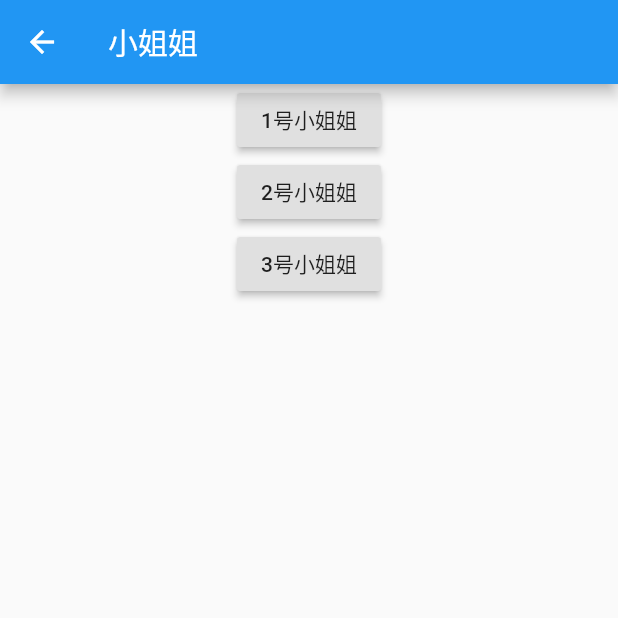
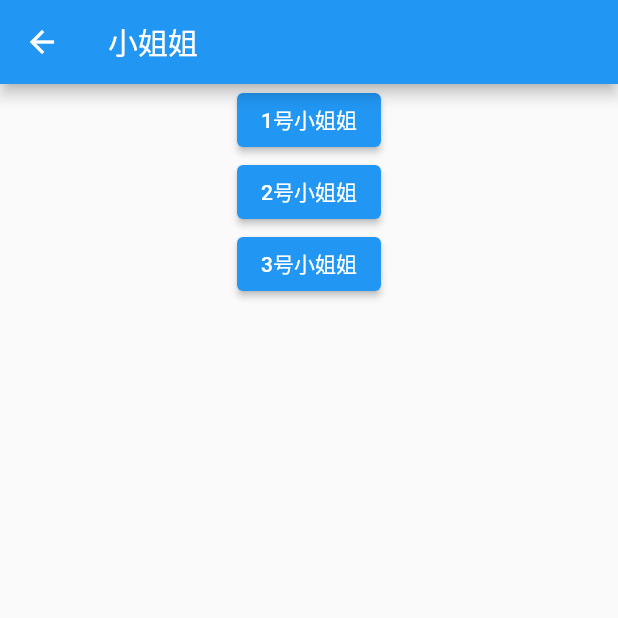
Before and after one commit to Opportunitie/code, a Flutter app: the FirstPage screen opened directly, after a tap on "去找小姐姐", on a phone screen of 412 x 824 dp, the top half of it. Run offline on Flutter 3.47's test engine with Material 2 defaults, Android fonts, the phone set to English and light mode, and no system bars.

Commit message:
feat: 页面调整

```diff
--- a/flutter/demo_one/lib/router-four.dart
+++ b/flutter/demo_one/lib/router-four.dart
@@ -27,7 +27,7 @@ class RouteButton extends StatelessWidget {
 
   @override
   Widget build(BuildContext context) {
-    return RaisedButton(
+    return ElevatedButton(
       onPressed: () {
         _navigateToXioaJieJie(context);
       },
@@ -39,7 +39,7 @@ class RouteButton extends StatelessWidget {
 _navigateToXioaJieJie(BuildContext context) async {
   final result = await Navigator.push(
       context, MaterialPageRoute(builder: (context) => const XiaoJieJie()));
-  Scaffold.of(context).showSnackBar(SnackBar(content: Text(result)));
+  ScaffoldMessenger.of(context).showSnackBar(SnackBar(content: Text(result)));
 }
 
 class XiaoJieJie extends StatelessWidget {
@@ -54,19 +54,19 @@ class XiaoJieJie extends StatelessWidget {
       body: Center(
         child: Column(
           children: [
-            RaisedButton(
+            ElevatedButton(
               onPressed: () {
                 Navigator.pop(context, "1号小姐姐：18166668888");
               },
               child: const Text("1号小姐姐"),
             ),
-            RaisedButton(
+            ElevatedButton(
               onPressed: () {
                 Navigator.pop(context, "2号小姐姐：18166668888");
               },
               child: const Text("2号小姐姐"),
             ),
-            RaisedButton(
+            ElevatedButton(
               onPressed: () {
                 Navigator.pop(context, "3号小姐姐：18166668888");
               },
```
